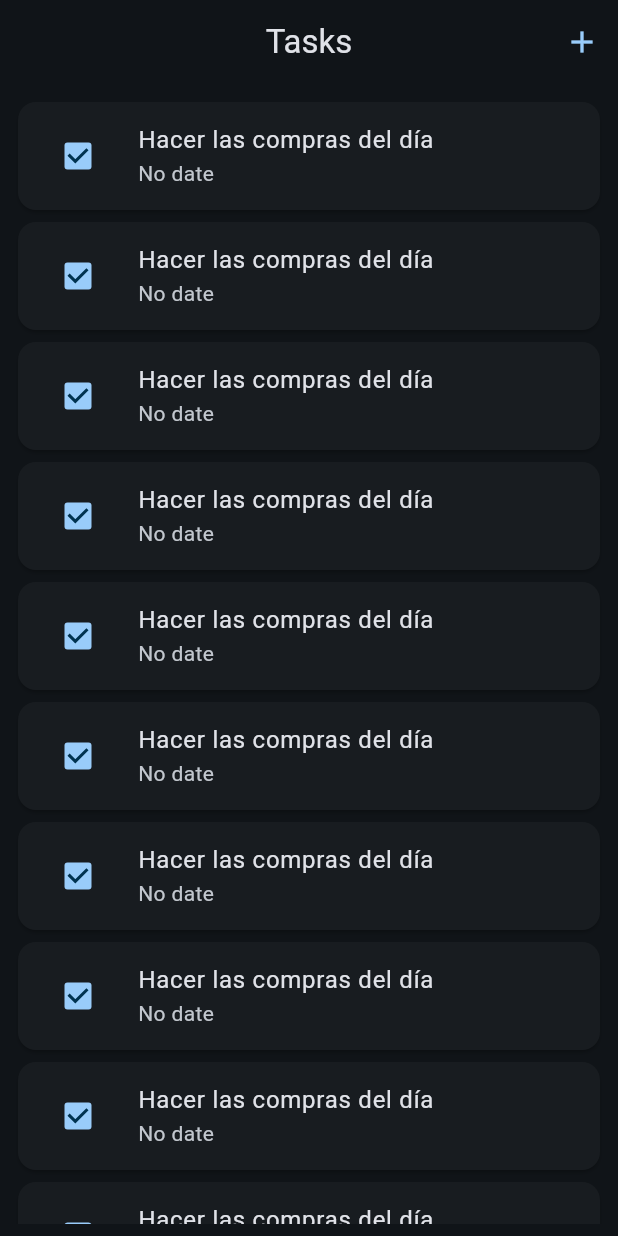
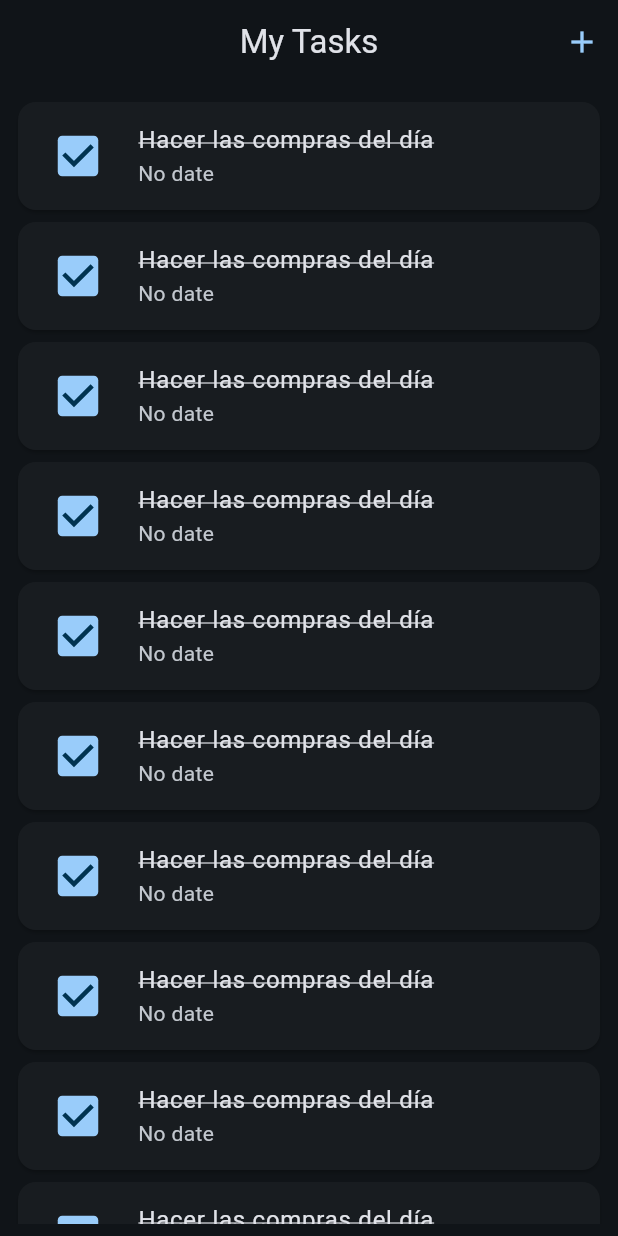
Before and after one commit to juddcito/flutter_task_manager, a Flutter app: the screen it shows after launch, on a phone screen of 412 x 824 dp. Run offline on Flutter 3.47's test engine with Material 3 defaults, Android fonts, the phone set to English and light mode, and no system bars; our stand-ins replace dio, go_router.

```diff
--- a/lib/config/router/app_router.dart
+++ b/lib/config/router/app_router.dart
@@ -13,8 +13,11 @@ final appRouter = GoRouter(
     ),
 
     GoRoute(
-      path: '/task-details',
-      builder: (context, state) => const TaskDetailsScreen(),
+      path: '/task-details/:taskId',
+      builder: (context, state) {
+        final taskId = state.pathParameters['taskId'];
+        return TaskDetailsScreen(taskId: int.parse(taskId!));
+      }
     ),
 
     GoRoute(
--- a/lib/config/theme/app_theme.dart
+++ b/lib/config/theme/app_theme.dart
@@ -10,7 +10,7 @@ class AppTheme {
     colorSchemeSeed: const Color.fromARGB(255, 139, 198, 250),
     appBarTheme: const AppBarTheme(
       centerTitle: true
-    )
+    ),
   );
 
 }
--- a/lib/data/datasources/api_datasource.dart
+++ b/lib/data/datasources/api_datasource_impl.dart
@@ -3,7 +3,7 @@
 import 'package:dio/dio.dart';
 import 'package:flutter_task_manager/data/mappers/task_mapper.dart';
 import 'package:flutter_task_manager/data/models/task_model.dart';
-import 'package:flutter_task_manager/domain/datasources/tasks_datasource.dart';
+import 'package:flutter_task_manager/domain/datasources/api_datasource.dart';
 import 'package:flutter_task_manager/domain/entities/task.dart';
 
 class ApiDatasource extends TasksDatasource {
--- a/lib/data/mappers/task_mapper.dart
+++ b/lib/data/mappers/task_mapper.dart
@@ -12,7 +12,7 @@ class TaskMapper {
       date: model.date ?? '',
       comments: model.comments ?? '',
       description: model.description ?? '',
-      tag: model.tags ?? [],
+      tags: model.tags ?? [],
     );
   }
 
@@ -25,7 +25,7 @@ class TaskMapper {
       date: entity.date ?? '',
       comments: entity.comments ?? '',
       description: entity.description ?? '',
-      tags: entity.tag ?? [],
+      tags: entity.tags ?? [],
     );
   }
 }
--- a/lib/domain/entities/task.dart
+++ b/lib/domain/entities/task.dart
@@ -8,7 +8,7 @@ class Task {
   String? date;
   String? comments;
   String? description;
-  List<String>? tag;
+  List<String>? tags;
 
   Task({
     this.id,
@@ -17,7 +17,7 @@ class Task {
     this.date,
     this.comments,
     this.description,
-    this.tag
+    this.tags
   });
 
 }
--- a/lib/presentation/screens/home_screen.dart
+++ b/lib/presentation/screens/home_screen.dart
@@ -1,8 +1,10 @@
 
 
 import 'package:flutter/material.dart';
+import 'package:flutter_task_manager/config/router/app_router.dart';
 import 'package:flutter_task_manager/domain/entities/task.dart';
 import 'package:flutter_task_manager/presentation/widgets/task_tile.dart';
+import 'package:go_router/go_router.dart';
 
 class HomeScreen extends StatelessWidget {
   const HomeScreen({super.key});
@@ -14,10 +16,13 @@ class HomeScreen extends StatelessWidget {
 
     return Scaffold(
       appBar: AppBar(
-        title: const Text('Tasks'),
+        title: const Text('My Tasks'),
+        forceMaterialTransparency: true,
         actions: [
           IconButton(
-            onPressed: () {},
+            onPressed: () {
+              context.push('/task-create');
+            },
             color: colors.primary,
             icon: const Icon(Icons.add)
           )
@@ -31,7 +36,8 @@ class HomeScreen extends StatelessWidget {
             final task = Task(
               id: 2222,
               title: 'Hacer las compras del día',
-              isCompleted: 1
+              isCompleted: 1,
+              tags: ['tag1,', 'tag2']
             );
             return TaskTile(task: task);
           },
--- a/lib/presentation/widgets/task_tile.dart
+++ b/lib/presentation/widgets/task_tile.dart
@@ -2,6 +2,7 @@
 
 import 'package:flutter/material.dart';
 import 'package:flutter_task_manager/domain/entities/task.dart';
+import 'package:go_router/go_router.dart';
 
 class TaskTile extends StatelessWidget {
 
@@ -16,13 +17,22 @@ class TaskTile extends StatelessWidget {
   Widget build(BuildContext context) {
     return Card(
       child: ListTile(
-        leading: Checkbox(
-          value: (task.isCompleted == 1),
-          onChanged:(value) {
+        onTap: () => context.push('/task-details/${task.id}'),
+        leading: Transform.scale(
+          scale: 1.5,
+          child: Checkbox(
+            value: (task.isCompleted == 1),
+            onChanged:(value) {
 
-          },
+            },
+          ),
         ),
-        title: Text(task.title),
+        title: Text(
+          task.title,
+          style: TextStyle(
+            decoration: task.isCompleted == 1 ? TextDecoration.lineThrough : TextDecoration.none
+          ),
+        ),
         subtitle: Text(task.date ?? 'No date'),
       ),
     );
```
Also changed, not shown: lib/data/repositories/task_repository_impl.dart (added, +24 -0 lines), lib/presentation/screens/task_create_screen.dart (+80 -2 lines), lib/presentation/screens/task_details_screen.dart (+27 -2 lines), lib/presentation/widgets/custom_textfield.dart (added, +42 -0 lines), lib/domain/datasources/api_datasource.dart (renamed from lib/domain/datasources/tasks_datasource.dart), lib/presentation/widgets/custom_datepicker.dart (added), 1 other file.
